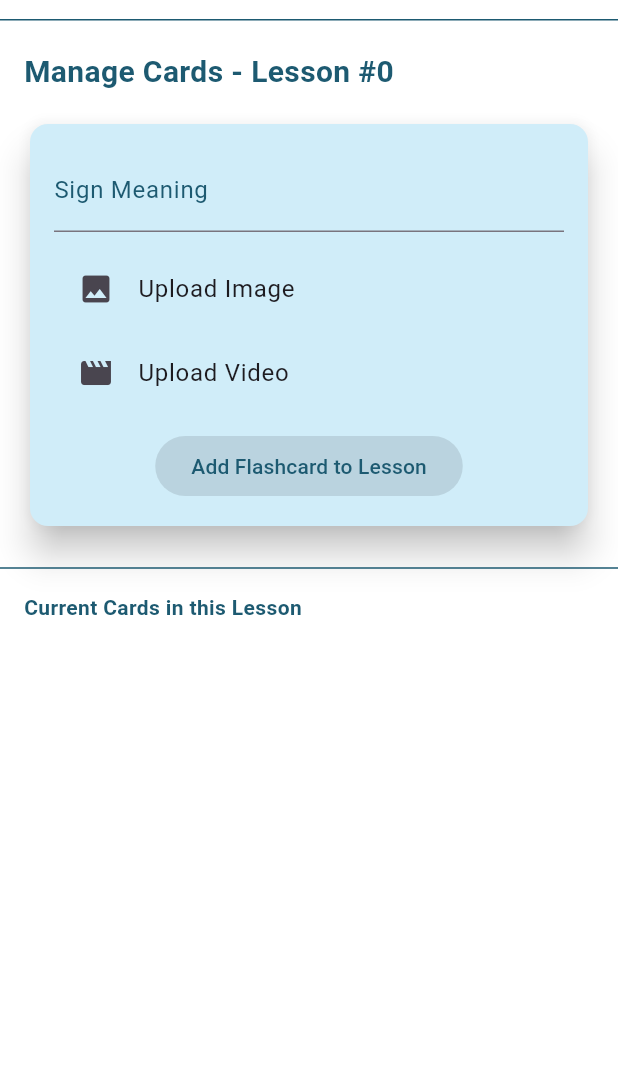
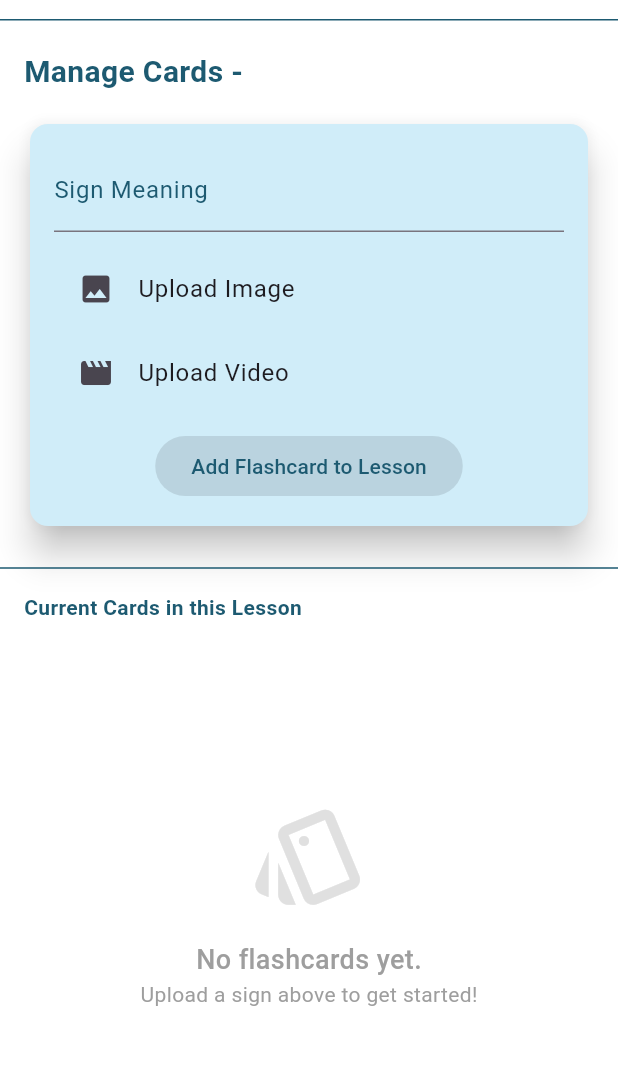
Before and after one commit to MelleUnlikely/serene-learning, a Flutter app: the CreateFlashcardScreen screen opened directly with empty values, on a phone screen of 412 x 824 dp, the part 65-1130 px from its top. Run offline on Flutter 3.47's test engine with Material 3 defaults, Android fonts, the phone set to English and light mode, and no system bars; our stand-ins replace file_picker, fl_chart, supabase_flutter; accounts and stored records are empty.

Commit message:
Minor UI updates for lesson and quiz.

```diff
--- a/lib/screens/teacher/create_flashcard_screen.dart
+++ b/lib/screens/teacher/create_flashcard_screen.dart
@@ -5,7 +5,9 @@ import 'package:flutter_application_1/widgets/serene_menu.dart';
 
 class CreateFlashcardScreen extends StatefulWidget {
   final int lessonId;
-  const CreateFlashcardScreen({super.key, required this.lessonId});
+  final String lessontitle;
+
+  const CreateFlashcardScreen({super.key, required this.lessonId, required this.lessontitle});
 
   @override
   State<CreateFlashcardScreen> createState() => _CreateFlashcardScreenState();
@@ -109,7 +111,7 @@ double _uploadProgress = 0;
           Padding(
             padding: const EdgeInsets.fromLTRB(16, 20, 16, 0),
             child: Text(
-              "Manage Cards - Lesson #${widget.lessonId}",
+              "Manage Cards - ${widget.lessontitle}",
               style: const TextStyle(
                 fontSize: 20,
                 fontWeight: FontWeight.bold,
@@ -173,13 +175,41 @@ double _uploadProgress = 0;
 
           // Existing cards
           Expanded(
-            child: ListView.builder(
+            child: _existingCards.isEmpty
+              ? Center(
+                child: Column(
+                  mainAxisAlignment: MainAxisAlignment.center,
+                  children: [
+                    Icon(Icons.style_outlined, size: 80, color: Colors.grey[300]),
+                    const SizedBox(height: 16),
+                    const Text(
+                      "No flashcards yet.",
+                      style: TextStyle(
+                        fontSize: 18,
+                        fontWeight: FontWeight.w500,
+                        color: Colors.grey,
+                      ),
+                    ),
+                    const Text(
+                      "Upload a sign above to get started!",
+                      style: TextStyle(color: Colors.grey),
+                    ),
+                  ],//pag empty ung cards for the lesson
+                ),
+              )
+              : ListView.builder(
                 itemCount: _existingCards.length,
-              itemBuilder: (context, index) {
+                itemBuilder: (context, index){
                   final card = _existingCards[index];
                   return ListTile(
-                  leading: Image.network(card['imgurl'], width: 50, height: 50, fit: BoxFit.cover,
-                    errorBuilder: (context, error, stackTrace) => const Icon(Icons.broken_image)),
+                    leading: Image.network(
+                      card['imgurl'],
+                      width: 50,
+                      height: 50,
+                      fit: BoxFit.cover,
+                      errorBuilder: (context, error, stackTrace) =>
+                          const Icon(Icons.broken_image),
+                    ),
                     title: Text(card['signmeaning']),
                     subtitle: const Text("Video & Image attached"),
                     trailing: IconButton(
@@ -188,7 +218,7 @@ double _uploadProgress = 0;
                     ),
                   );
                 },
-            ),
+              )
           ),
         ],
       ),
--- a/lib/screens/teacher/lesson_screen.dart
+++ b/lib/screens/teacher/lesson_screen.dart
@@ -136,7 +136,8 @@ class _LessonManagementScreenState extends State<LessonManagementScreen> {
                             Navigator.push(
                               context,
                               MaterialPageRoute(builder: (context) =>CreateFlashcardScreen (
-                                  lessonId: lesson['lessonid']
+                                  lessonId: lesson['lessonid'],
+                                  lessontitle: lesson['lessontitle']
                                 ),
                               ),
                               );
```
Also changed, not shown: lib/screens/teacher/quiz_screen.dart (+12 -4 lines), lib/screens/teacher/student_performance.dart (+47 -15 lines). Lines whose indentation alone changed are shown as unchanged.
